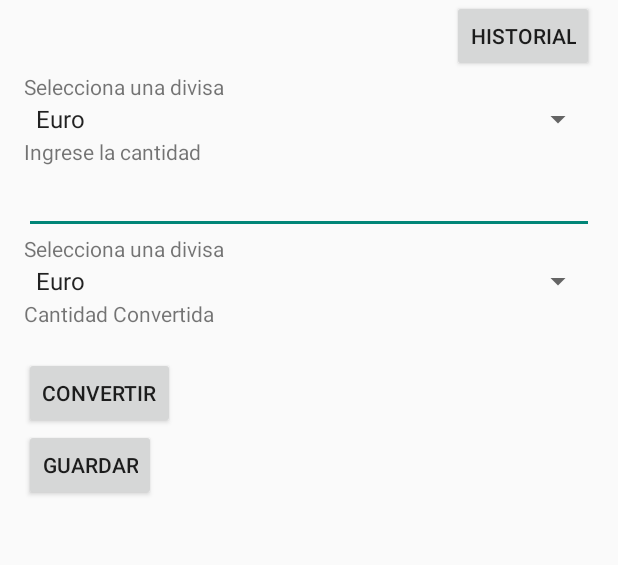
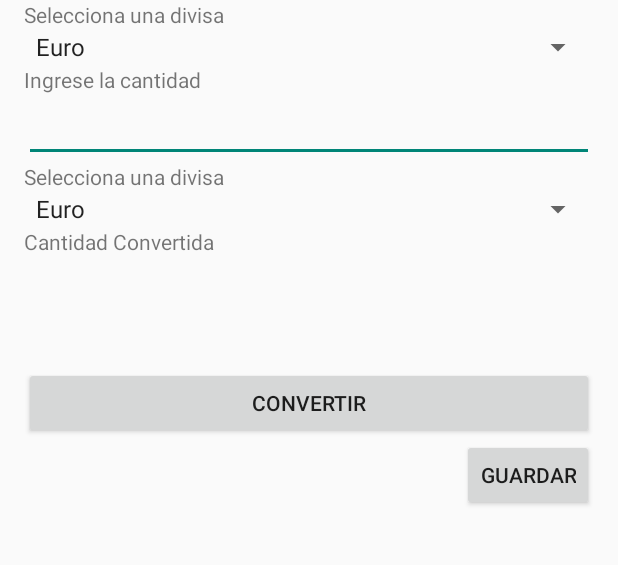
Before and after one commit to paradak/Ek-Chuac2, an Android app: the screen it shows after launch (MyActivity), on a phone screen of 412 x 824 dp, the part 137-702 px from its top. Run offline under Robolectric (Android 15) with nearby library versions, the phone set to English and light mode, and no system bars.

Commit message:
varios cambios, funcion para poner simbolo moneda no completa

```diff
--- a/app/src/main/res/layout/activity_my.xml
+++ b/app/src/main/res/layout/activity_my.xml
@@ -8,64 +8,59 @@
     android:weightSum="1">
 
     <TextView android:text="@string/hello_world"
-        android:layout_width="wrap_content"
-        android:layout_height="wrap_content" />
+        android:layout_width="match_parent"
+        android:layout_height="match_parent" />
 
-    <Button
-        android:id="@+id/btn01"
-        android:text="@string/moneda_boton"
-        android:layout_width="wrap_content"
-        android:layout_height="wrap_content"
-        android:layout_gravity="right" />
+
 
     <LinearLayout xmlns:android="http://schemas.android.com/apk/res/android"
         android:orientation="vertical"
-        android:layout_width="fill_parent"
-        android:layout_height="fill_parent">
+        android:layout_width="match_parent"
+        android:layout_height="match_parent">
 
         <TextView
             android:id="@+id/seleccionado"
-            android:layout_width="wrap_content"
-            android:layout_height="wrap_content"
+            android:layout_width="match_parent"
+            android:layout_height="match_parent"
             android:text="@string/mensaje"
             />
         <Spinner
             android:id="@+id/spinner"
-            android:layout_width="fill_parent"
-            android:layout_height="wrap_content"
+            android:layout_width="match_parent"
+            android:layout_height="match_parent"
             android:drawSelectorOnTop="true"
             android:text="@string/mensaje"
             />
     </LinearLayout>
 
     <TextView
-        android:layout_width="wrap_content"
-        android:layout_height="wrap_content"
+        android:layout_width="match_parent"
+        android:layout_height="match_parent"
         android:textAppearance="?android:attr/textAppearanceSmall"
         android:text="Ingrese la cantidad"
         android:id="@+id/T1" />
     <EditText
         android:layout_width="match_parent"
-        android:layout_height="wrap_content"
+        android:layout_height="match_parent"
         android:inputType="numberDecimal"
         android:id="@+id/editText"/>
 
 
     <LinearLayout xmlns:android="http://schemas.android.com/apk/res/android"
         android:orientation="vertical"
-        android:layout_width="fill_parent"
-        android:layout_height="fill_parent">
+        android:layout_width="match_parent"
+        android:layout_height="match_parent">
 
         <TextView
             android:id="@+id/seleccionado2"
-            android:layout_width="wrap_content"
-            android:layout_height="wrap_content"
+            android:layout_width="match_parent"
+            android:layout_height="match_parent"
             android:text="@string/mensaje"
         />
         <Spinner
             android:id="@+id/spinner2"
-            android:layout_width="fill_parent"
-            android:layout_height="wrap_content"
+            android:layout_width="match_parent"
+            android:layout_height="match_parent"
             android:drawSelectorOnTop="true"
             android:text="@string/mensaje"
             />
@@ -73,28 +68,30 @@
 
 
     <TextView
-        android:layout_width="wrap_content"
-        android:layout_height="wrap_content"
+        android:layout_width="match_parent"
+        android:layout_height="match_parent"
         android:textAppearance="?android:attr/textAppearanceSmall"
         android:text="Cantidad Convertida"/>
 
     <TextView
-    android:layout_width="wrap_content"
-    android:layout_height="wrap_content"
+    android:layout_width="match_parent"
+    android:layout_height="match_parent"
     android:textAppearance="?android:attr/textAppearanceSmall"
+        android:textSize="55dp"
     android:text=""
     android:id="@+id/T4" />
 
     <Button
         android:id="@+id/btnexchange"
         android:text="@string/intercambiar_button"
-        android:layout_width="wrap_content"
-        android:layout_height="wrap_content" />
+        android:layout_width="match_parent"
+        android:layout_height="match_parent" />
 
     <Button
 android:id="@+id/btn02"
 android:text="@string/save"
 android:layout_width="wrap_content"
-android:layout_height="wrap_content" />
+android:layout_height="match_parent"
+        android:layout_gravity="right" />
 
 </LinearLayout>
--- a/app/src/main/res/menu/menu_my.xml
+++ b/app/src/main/res/menu/menu_my.xml
@@ -21,6 +21,9 @@
         app:showAsAction="ifRoom"
         android:icon="@drawable/ic_action_important"/>
 
+    <item android:id="@+id/history" android:title="Historial"
+        android:orderInCategory="100" app:showAsAction="never"/>
+
 
 
 </menu>
--- a/app/src/main/res/values/arrays.xml
+++ b/app/src/main/res/values/arrays.xml
@@ -3,10 +3,10 @@
            <string-array name="versiones">
                <item>Euro</item>
                <item>Dolar Estadounidense</item>
-               <item>Yen</item>
+               <item>Yen Japones</item>
                <item>Libra Esterlina</item>
-               <item>Peso</item>
-               <item>Yuan</item>
+               <item>Peso Mexicano</item>
+               <item>Yuan Chino</item>
                <item>Franco Suizo</item>
                <item>Dolar Canadiense</item>
                <item>Dolar Australiano</item>
```
Also changed, not shown: app/src/main/java/com/example/raul__000/myfirstapp/MyActivity.java (+51 -41 lines), 2 other files.
